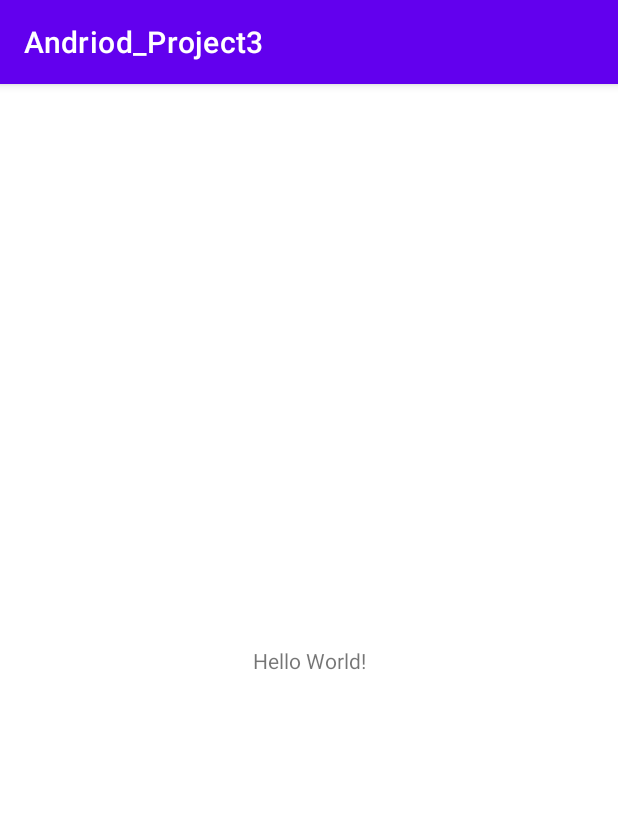
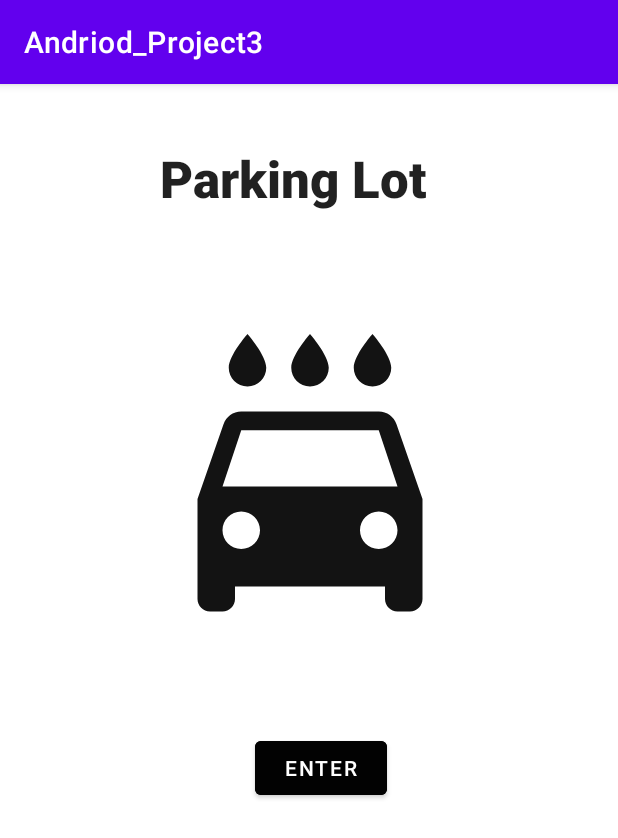
Before and after one commit to HernanGHernandez/CST438Project3, an Android app: the screen it shows after launch (MainActivity), on a phone screen of 412 x 824 dp. Shown: the top 838 px of the screen. Run offline under Robolectric (Android 15) with nearby library versions, the phone set to English and light mode, and no system bars.

Commit message:
Update activity_main.xml

```diff
--- a/Andriod_Project3/app/src/main/res/layout/activity_main.xml
+++ b/Andriod_Project3/app/src/main/res/layout/activity_main.xml
@@ -6,13 +6,45 @@
     android:layout_height="match_parent"
     tools:context=".MainActivity">
 
-    <TextView
+    <Button
+        android:id="@+id/button"
         android:layout_width="wrap_content"
         android:layout_height="wrap_content"
-        android:text="Hello World!"
+        android:layout_marginStart="154dp"
+        android:layout_marginEnd="154dp"
+        android:layout_marginBottom="288dp"
+        android:backgroundTint="#020202"
+        android:text="Enter"
         app:layout_constraintBottom_toBottomOf="parent"
-        app:layout_constraintLeft_toLeftOf="parent"
-        app:layout_constraintRight_toRightOf="parent"
+        app:layout_constraintEnd_toEndOf="parent"
+        app:layout_constraintHorizontal_bias="1.0"
+        app:layout_constraintStart_toStartOf="parent" />
+
+    <ImageView
+        android:id="@+id/imageView5"
+        android:layout_width="200dp"
+        android:layout_height="200dp"
+        android:layout_marginStart="106dp"
+        android:layout_marginEnd="105dp"
+        app:layout_constraintBottom_toTopOf="@+id/button"
+        app:layout_constraintEnd_toEndOf="parent"
+        app:layout_constraintStart_toStartOf="parent"
+        app:layout_constraintTop_toBottomOf="@+id/textView"
+        app:srcCompat="@drawable/car" />
+
+    <TextView
+        android:id="@+id/textView"
+        android:layout_width="200dp"
+        android:layout_height="48dp"
+        android:layout_marginStart="106dp"
+        android:layout_marginTop="40dp"
+        android:layout_marginEnd="105dp"
+        android:fontFamily="sans-serif-black"
+        android:text="Parking Lot"
+        android:textAppearance="@style/TextAppearance.AppCompat.Large"
+        android:textSize="34sp"
+        app:layout_constraintEnd_toEndOf="parent"
+        app:layout_constraintStart_toStartOf="parent"
         app:layout_constraintTop_toTopOf="parent" />
 
 </androidx.constraintlayout.widget.ConstraintLayout>
```
